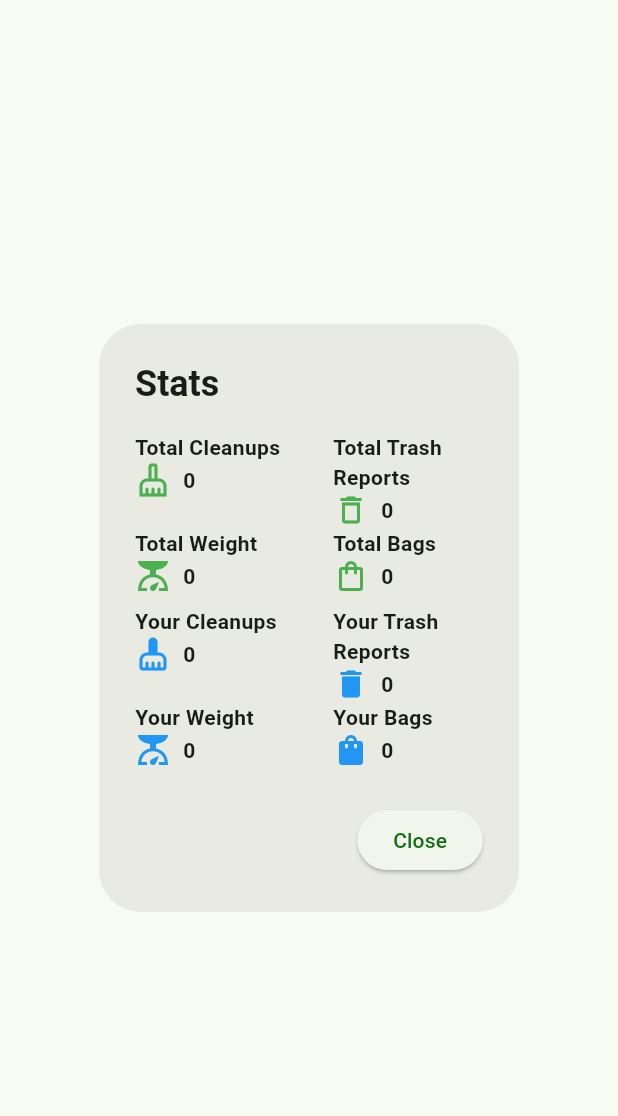
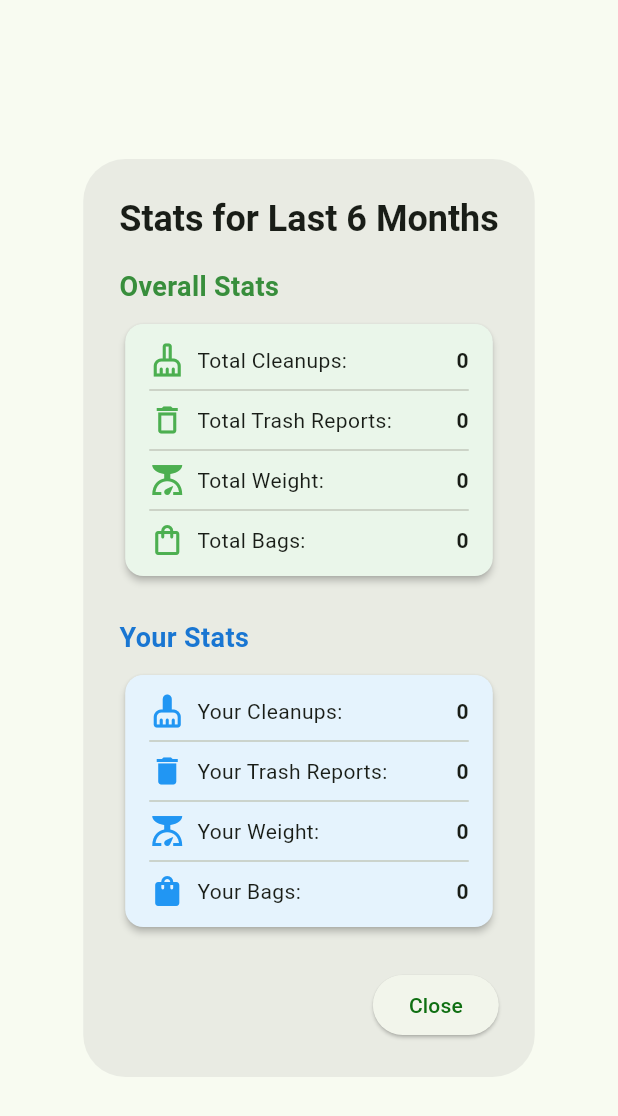
Before and after one commit to tayloraj10/TrashMap, a Flutter app: the StatsDialog widget shown alone on an empty page, opened directly, on a phone screen of 412 x 824 dp. Shown: the top 1116 px of the screen. Run offline on Flutter 3.47's test engine with Material 3 defaults, Android fonts, the phone set to English and light mode, and no system bars; our stand-ins replace cloud_firestore, firebase_auth, firebase_core, geolocator, google_maps_flutter, sliding_up_panel; missing offline and left inert: flutterfire_ui, pointer_interceptor; accounts and stored records are empty; generated files the repository leaves out were written again.

Commit message:
update StatsDialog to enhance layout and improve stats presentation for overall and user-specific data

```diff
--- a/lib/components/stats_dialog.dart
+++ b/lib/components/stats_dialog.dart
@@ -17,31 +17,41 @@ class _StatsDialogState extends State<StatsDialog> {
   Widget build(BuildContext context) {
     return AlertDialog(
       title: const Text(
-        'Stats',
+        'Stats for Last 6 Months',
         style: TextStyle(fontWeight: FontWeight.bold),
       ),
       content: SingleChildScrollView(
-        child: Table(
-          columnWidths: const {
-            0: FlexColumnWidth(),
-            1: FixedColumnWidth(32),
-            2: FlexColumnWidth(),
-          },
+        child: Column(
+          crossAxisAlignment: CrossAxisAlignment.start,
           children: [
-            TableRow(
-              children: [
-                Column(
-                  crossAxisAlignment: CrossAxisAlignment.start,
+            // Overall Stats
+            Text(
+              "Overall Stats",
+              style: TextStyle(
+                fontSize: 18,
+                fontWeight: FontWeight.bold,
+                color: Colors.green[700],
+              ),
+            ),
+            const SizedBox(height: 8),
+            Card(
+              color: Colors.green[50],
+              elevation: 2,
+              shape: RoundedRectangleBorder(
+                borderRadius: BorderRadius.circular(12),
+              ),
+              child: Padding(
+                padding:
+                    const EdgeInsets.symmetric(vertical: 12, horizontal: 16),
+                child: Column(
                   children: [
-                    const Text(
-                      'Total Cleanups',
-                      style: TextStyle(fontWeight: FontWeight.bold),
-                    ),
                     Row(
                       children: [
-                        const Icon(Icons.cleaning_services_outlined,
+                        Icon(Icons.cleaning_services_outlined,
                             color: Colors.green),
                         const SizedBox(width: 8),
+                        const Text("Total Cleanups:"),
+                        const Spacer(),
                         Text(
                           Provider.of<AppData>(context, listen: false)
                               .getCleanupCount()
@@ -50,20 +60,13 @@ class _StatsDialogState extends State<StatsDialog> {
                         ),
                       ],
                     ),
-                  ],
-                ),
-                const SizedBox(),
-                Column(
-                  crossAxisAlignment: CrossAxisAlignment.start,
-                  children: [
-                    const Text(
-                      'Total Trash Reports',
-                      style: TextStyle(fontWeight: FontWeight.bold),
-                    ),
+                    const Divider(),
                     Row(
                       children: [
-                        const Icon(Icons.delete_outline, color: Colors.green),
+                        Icon(Icons.delete_outline, color: Colors.green),
                         const SizedBox(width: 8),
+                        const Text("Total Trash Reports:"),
+                        const Spacer(),
                         Text(
                           Provider.of<AppData>(context, listen: false)
                               .getTrashCount()
@@ -72,23 +75,13 @@ class _StatsDialogState extends State<StatsDialog> {
                         ),
                       ],
                     ),
-                  ],
-                ),
-              ],
-            ),
-            TableRow(
-              children: [
-                Column(
-                  crossAxisAlignment: CrossAxisAlignment.start,
-                  children: [
-                    const Text(
-                      'Total Weight',
-                      style: TextStyle(fontWeight: FontWeight.bold),
-                    ),
+                    const Divider(),
                     Row(
                       children: [
-                        const Icon(Icons.scale, color: Colors.green),
+                        Icon(Icons.scale, color: Colors.green),
                         const SizedBox(width: 8),
+                        const Text("Total Weight:"),
+                        const Spacer(),
                         Text(
                           Provider.of<AppData>(context, listen: false)
                               .getPounds()
@@ -97,21 +90,13 @@ class _StatsDialogState extends State<StatsDialog> {
                         ),
                       ],
                     ),
-                  ],
-                ),
-                const SizedBox(),
-                Column(
-                  crossAxisAlignment: CrossAxisAlignment.start,
-                  children: [
-                    const Text(
-                      'Total Bags',
-                      style: TextStyle(fontWeight: FontWeight.bold),
-                    ),
+                    const Divider(),
                     Row(
                       children: [
-                        const Icon(Icons.shopping_bag_outlined,
-                            color: Colors.green),
+                        Icon(Icons.shopping_bag_outlined, color: Colors.green),
                         const SizedBox(width: 8),
+                        const Text("Total Bags:"),
+                        const Spacer(),
                         Text(
                           Provider.of<AppData>(context, listen: false)
                               .getBags()
@@ -122,30 +107,38 @@ class _StatsDialogState extends State<StatsDialog> {
                     ),
                   ],
                 ),
-              ],
+              ),
             ),
+            const SizedBox(height: 24),
+            // User Stats
             if (auth.currentUser != null) ...[
-              const TableRow(
-                children: [
-                  SizedBox(height: 8),
-                  SizedBox(),
-                  SizedBox(height: 8),
-                ],
+              Text(
+                "Your Stats",
+                style: TextStyle(
+                  fontSize: 18,
+                  fontWeight: FontWeight.bold,
+                  color: Colors.blue[700],
+                ),
               ),
-              TableRow(
-                children: [
-                  Column(
-                    crossAxisAlignment: CrossAxisAlignment.start,
+              const SizedBox(height: 8),
+              Card(
+                color: Colors.blue[50],
+                elevation: 2,
+                shape: RoundedRectangleBorder(
+                  borderRadius: BorderRadius.circular(12),
+                ),
+                child: Padding(
+                  padding:
+                      const EdgeInsets.symmetric(vertical: 12, horizontal: 16),
+                  child: Column(
                     children: [
-                      const Text(
-                        'Your Cleanups',
-                        style: TextStyle(fontWeight: FontWeight.bold),
-                      ),
                       Row(
                         children: [
-                          const Icon(Icons.cleaning_services_rounded,
+                          Icon(Icons.cleaning_services_rounded,
                               color: Colors.blue),
                           const SizedBox(width: 8),
+                          const Text("Your Cleanups:"),
+                          const Spacer(),
                           Text(
                             Provider.of<AppData>(context, listen: false)
                                 .getYourCleanupCount()
@@ -154,20 +147,13 @@ class _StatsDialogState extends State<StatsDialog> {
                           ),
                         ],
                       ),
-                    ],
-                  ),
-                  const SizedBox(),
-                  Column(
-                    crossAxisAlignment: CrossAxisAlignment.start,
-                    children: [
-                      const Text(
-                        'Your Trash Reports',
-                        style: TextStyle(fontWeight: FontWeight.bold),
-                      ),
+                      const Divider(),
                       Row(
                         children: [
-                          const Icon(Icons.delete, color: Colors.blue),
+                          Icon(Icons.delete, color: Colors.blue),
                           const SizedBox(width: 8),
+                          const Text("Your Trash Reports:"),
+                          const Spacer(),
                           Text(
                             Provider.of<AppData>(context, listen: false)
                                 .getYourTrashCount()
@@ -176,23 +162,13 @@ class _StatsDialogState extends State<StatsDialog> {
                           ),
                         ],
                       ),
-                    ],
-                  ),
-                ],
-              ),
-              TableRow(
-                children: [
-                  Column(
-                    crossAxisAlignment: CrossAxisAlignment.start,
-                    children: [
-                      const Text(
-                        'Your Weight',
-                        style: TextStyle(fontWeight: FontWeight.bold),
-                      ),
+                      const Divider(),
                       Row(
                         children: [
-                          const Icon(Icons.scale, color: Colors.blue),
+                          Icon(Icons.scale, color: Colors.blue),
                           const SizedBox(width: 8),
+                          const Text("Your Weight:"),
+                          const Spacer(),
                           Text(
                             Provider.of<AppData>(context, listen: false)
                                 .getYourPounds()
@@ -201,20 +177,13 @@ class _StatsDialogState extends State<StatsDialog> {
                           ),
                         ],
                       ),
-                    ],
-                  ),
-                  const SizedBox(),
-                  Column(
-                    crossAxisAlignment: CrossAxisAlignment.start,
-                    children: [
-                      const Text(
-                        'Your Bags',
-                        style: TextStyle(fontWeight: FontWeight.bold),
-                      ),
+                      const Divider(),
                       Row(
                         children: [
-                          const Icon(Icons.shopping_bag, color: Colors.blue),
+                          Icon(Icons.shopping_bag, color: Colors.blue),
                           const SizedBox(width: 8),
+                          const Text("Your Bags:"),
+                          const Spacer(),
                           Text(
                             Provider.of<AppData>(context, listen: false)
                                 .getYourBags()
@@ -225,7 +194,7 @@ class _StatsDialogState extends State<StatsDialog> {
                       ),
                     ],
                   ),
-                ],
+                ),
               ),
             ],
           ],
```
